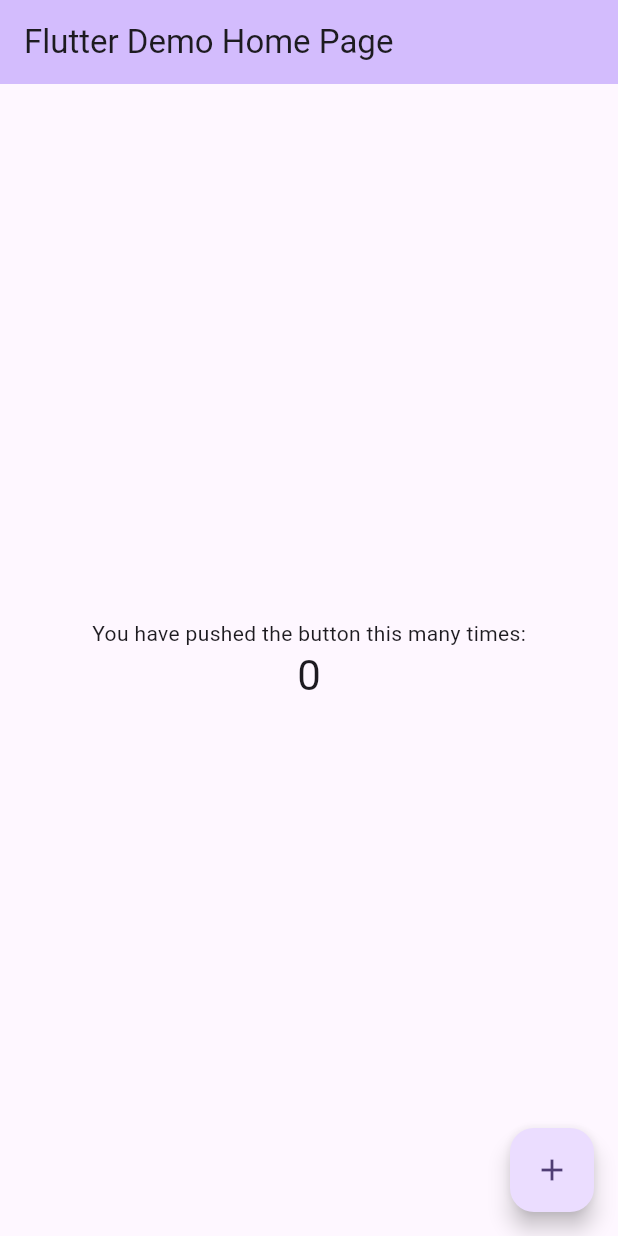
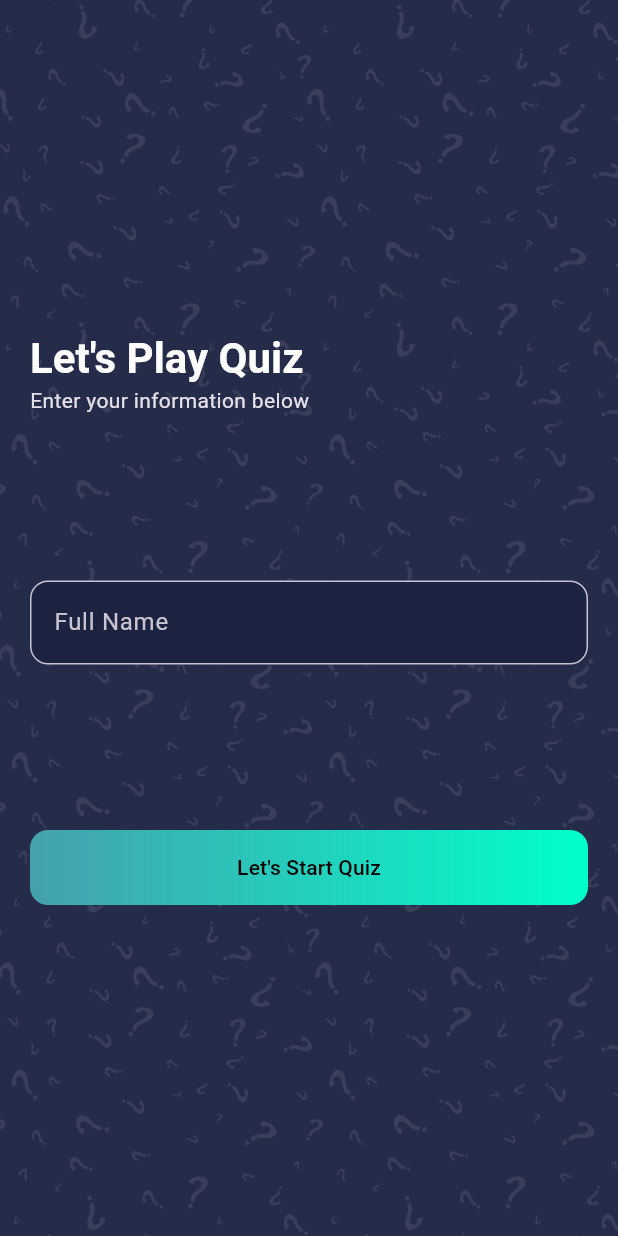
Before and after one commit to dariengolden/quizora, a Flutter app: the screen it shows after launch, on a phone screen of 412 x 824 dp. Run offline on Flutter 3.47's test engine with Material 3 defaults, Android fonts, the phone set to English and light mode, and no system bars; our stand-ins replace flutter_svg, get.

Commit message:
Project setup and designing welcome screen.

```diff
--- a/analysis_options.yaml
+++ b/analysis_options.yaml
@@ -21,6 +21,9 @@ linter:
   # `// ignore_for_file: name_of_lint` syntax on the line or in the file
   # producing the lint.
   rules:
+
+    prefer_const_constructors: false
+    prefer_const_constructors_in_immutables: false
     # avoid_print: false  # Uncomment to disable the `avoid_print` rule
     # prefer_single_quotes: true  # Uncomment to enable the `prefer_single_quotes` rule
 
--- a/lib/main.dart
+++ b/lib/main.dart
@@ -1,4 +1,6 @@
 import 'package:flutter/material.dart';
+import 'package:quizora/views/welcome_screen.dart';
+import 'package:get/get.dart';
 
 void main() {
   runApp(const MyApp());
@@ -10,113 +12,14 @@ class MyApp extends StatelessWidget {
   // This widget is the root of your application.
   @override
   Widget build(BuildContext context) {
-    return MaterialApp(
+    return GetMaterialApp(
       title: 'Flutter Demo',
+      themeMode: ThemeMode.dark,
+      darkTheme: ThemeData.dark(),
       theme: ThemeData(
-        // This is the theme of your application.
-        //
-        // TRY THIS: Try running your application with "flutter run". You'll see
-        // the application has a purple toolbar. Then, without quitting the app,
-        // try changing the seedColor in the colorScheme below to Colors.green
-        // and then invoke "hot reload" (save your changes or press the "hot
-        // reload" button in a Flutter-supported IDE, or press "r" if you used
-        // the command line to start the app).
-        //
-        // Notice that the counter didn't reset back to zero; the application
-        // state is not lost during the reload. To reset the state, use hot
-        // restart instead.
-        //
-        // This works for code too, not just values: Most code changes can be
-        // tested with just a hot reload.
         colorScheme: ColorScheme.fromSeed(seedColor: Colors.deepPurple),
       ),
-      home: const MyHomePage(title: 'Flutter Demo Home Page'),
+      home: WelcomeScreen(),
     );
   }
 }
-
-class MyHomePage extends StatefulWidget {
-  const MyHomePage({super.key, required this.title});
-
-  // This widget is the home page of your application. It is stateful, meaning
-  // that it has a State object (defined below) that contains fields that affect
-  // how it looks.
-
-  // This class is the configuration for the state. It holds the values (in this
-  // case the title) provided by the parent (in this case the App widget) and
-  // used by the build method of the State. Fields in a Widget subclass are
-  // always marked "final".
-
-  final String title;
-
-  @override
-  State<MyHomePage> createState() => _MyHomePageState();
-}
-
-class _MyHomePageState extends State<MyHomePage> {
-  int _counter = 0;
-
-  void _incrementCounter() {
-    setState(() {
-      // This call to setState tells the Flutter framework that something has
-      // changed in this State, which causes it to rerun the build method below
-      // so that the display can reflect the updated values. If we changed
-      // _counter without calling setState(), then the build method would not be
-      // called again, and so nothing would appear to happen.
-      _counter++;
-    });
-  }
-
-  @override
-  Widget build(BuildContext context) {
-    // This method is rerun every time setState is called, for instance as done
-    // by the _incrementCounter method above.
-    //
-    // The Flutter framework has been optimized to make rerunning build methods
-    // fast, so that you can just rebuild anything that needs updating rather
-    // than having to individually change instances of widgets.
-    return Scaffold(
-      appBar: AppBar(
-        // TRY THIS: Try changing the color here to a specific color (to
-        // Colors.amber, perhaps?) and trigger a hot reload to see the AppBar
-        // change color while the other colors stay the same.
-        backgroundColor: Theme.of(context).colorScheme.inversePrimary,
-        // Here we take the value from the MyHomePage object that was created by
-        // the App.build method, and use it to set our appbar title.
-        title: Text(widget.title),
-      ),
-      body: Center(
-        // Center is a layout widget. It takes a single child and positions it
-        // in the middle of the parent.
-        child: Column(
-          // Column is also a layout widget. It takes a list of children and
-          // arranges them vertically. By default, it sizes itself to fit its
-          // children horizontally, and tries to be as tall as its parent.
-          //
-          // Column has various properties to control how it sizes itself and
-          // how it positions its children. Here we use mainAxisAlignment to
-          // center the children vertically; the main axis here is the vertical
-          // axis because Columns are vertical (the cross axis would be
-          // horizontal).
-          //
-          // TRY THIS: Invoke "debug painting" (choose the "Toggle Debug Paint"
-          // action in the IDE, or press "p" in the console), to see the
-          // wireframe for each widget.
-          mainAxisAlignment: MainAxisAlignment.center,
-          children: <Widget>[
-            const Text('You have pushed the button this many times:'),
-            Text(
-              '$_counter',
-              style: Theme.of(context).textTheme.headlineMedium,
-            ),
-          ],
-        ),
-      ),
-      floatingActionButton: FloatingActionButton(
-        onPressed: _incrementCounter,
-        tooltip: 'Increment',
-        child: const Icon(Icons.add),
-      ), // This trailing comma makes auto-formatting nicer for build methods.
-    );
-  }
-}
--- /dev/null
+++ b/lib/utils/constants.dart
@@ -0,0 +1,13 @@
+import 'package:flutter/material.dart';
+
+const kSecondaryColor = Color(0xFF979797);
+const kGreenColor = Color(0xFF00B761);
+const kRedColor = Color(0xFFD4145A);
+const kBlackColor = Color(0xFF101010);
+const kGreyColor = Color(0xFF9B9B9B);
+const kPrimaryGradient = LinearGradient(
+  colors: [Color(0xFF46A0AE), Color(0xFF00FFCB)],
+  begin: Alignment.centerLeft,
+  end: Alignment.centerRight,
+);
+const double kDefaultPadding = 20.0;
--- /dev/null
+++ b/lib/views/quiz_category.dart
@@ -0,0 +1,10 @@
+import 'package:flutter/material.dart';
+
+class QuizCategoryScreen extends StatelessWidget {
+  const QuizCategoryScreen({super.key});
+
+  @override
+  Widget build(BuildContext context) {
+    return Scaffold();
+  }
+}
--- /dev/null
+++ b/lib/views/welcome_screen.dart
@@ -0,0 +1,81 @@
+import 'package:flutter/material.dart';
+import 'package:quizora/utils/constants.dart';
+import 'package:flutter_svg/flutter_svg.dart';
+import 'package:quizora/views/quiz_category.dart';
+import 'package:get/get.dart';
+
+class WelcomeScreen extends StatelessWidget {
+  TextEditingController userNameController = TextEditingController();
+  WelcomeScreen({super.key});
+
+  @override
+  Widget build(BuildContext context) {
+    return Scaffold(
+      body: Stack(
+        fit: StackFit.expand,
+        children: [
+          SvgPicture.asset(
+            "assets/bg.svg",
+            fit: BoxFit.cover,
+            width: double.infinity,
+            height: double.infinity,
+          ),
+          SafeArea(
+            child: Padding(
+              padding: const EdgeInsets.symmetric(horizontal: kDefaultPadding),
+              child: Column(
+                crossAxisAlignment: CrossAxisAlignment.start,
+                children: [
+                  const Spacer(flex: 2),
+                  Text(
+                    "Let's Play Quiz",
+                    style: Theme.of(context).textTheme.headlineMedium!.copyWith(
+                      color: Colors.white,
+                      fontWeight: FontWeight.bold,
+                    ),
+                  ),
+
+                  const Text("Enter your information below"),
+                  const Spacer(), // /1/6
+                  TextField(
+                    controller: userNameController,
+                    decoration: const InputDecoration(
+                      filled: true,
+                      fillColor: Color(0xFF1C2341),
+                      hintText: "Full Name",
+                      border: OutlineInputBorder(
+                        borderRadius: BorderRadius.all(Radius.circular(12)),
+                      ),
+                    ),
+                  ),
+                  const Spacer(),
+                  GestureDetector(
+                    onTap: () {
+                      Get.to(QuizCategoryScreen());
+                    },
+                    child: Container(
+                      width: double.infinity,
+                      alignment: Alignment.center,
+                      padding: const EdgeInsets.all(kDefaultPadding * 0.75),
+                      decoration: BoxDecoration(
+                        gradient: kPrimaryGradient,
+                        borderRadius: BorderRadius.all(Radius.circular(12)),
+                      ),
+                      child: Text(
+                        "Let's Start Quiz",
+                        style: Theme.of(
+                          context,
+                        ).textTheme.labelLarge!.copyWith(color: Colors.black),
+                      ),
+                    ),
+                  ),
+                  const Spacer(flex: 2),
+                ],
+              ),
+            ),
+          ),
+        ],
+      ),
+    );
+  }
+}
--- a/pubspec.yaml
+++ b/pubspec.yaml
@@ -34,6 +34,8 @@ dependencies:
   # The following adds the Cupertino Icons font to your application.
   # Use with the CupertinoIcons class for iOS style icons.
   cupertino_icons: ^1.0.8
+  get: ^4.7.2
+  flutter_svg: ^2.0.17
 
 dev_dependencies:
   flutter_test:
@@ -58,8 +60,8 @@ flutter:
   uses-material-design: true
 
   # To add assets to your application, add an assets section, like this:
-  # assets:
-  #   - images/a_dot_burr.jpeg
+  assets:
+    - assets/
   #   - images/a_dot_ham.jpeg
 
   # An image asset can refer to one or more resolution-specific "variants", see
```
Also changed, not shown: assets/bg.svg (added), assets/clock.svg (added), pubspec.lock.
